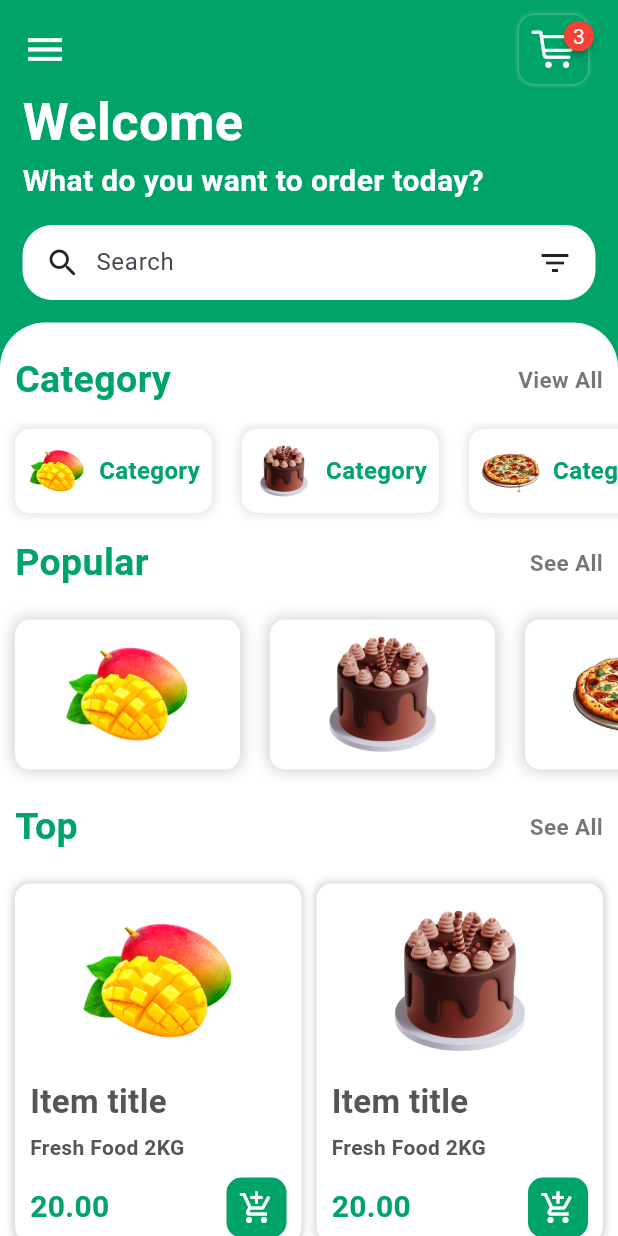
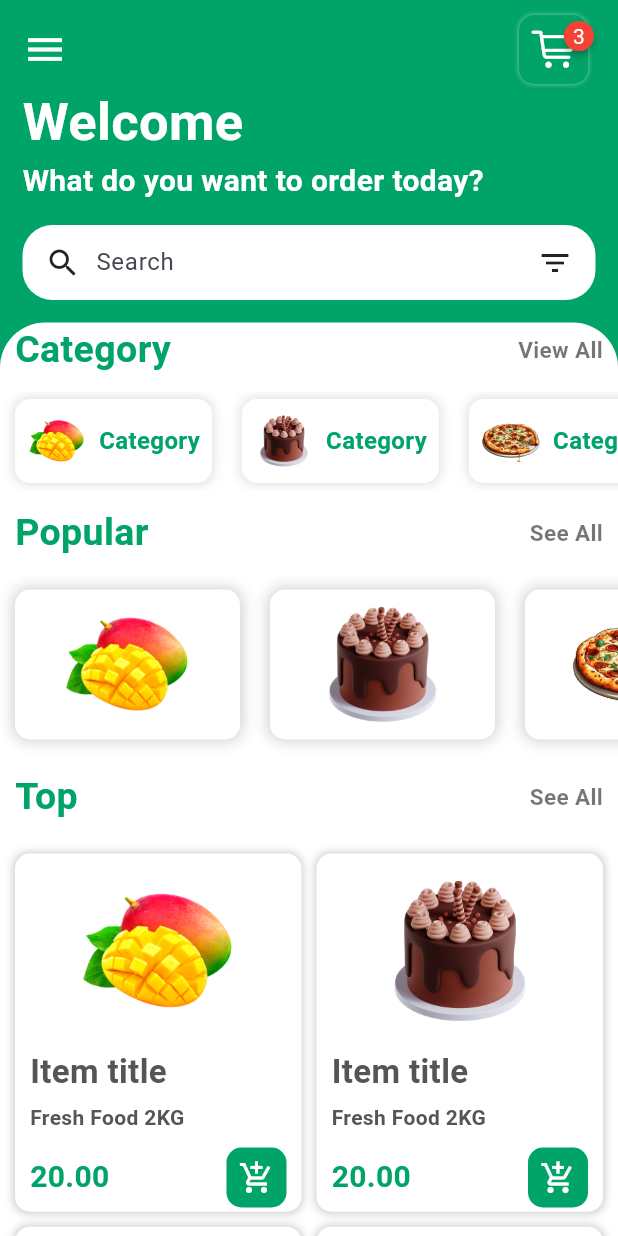
Before and after one commit to Pathum-Tharaka/Flutter-Food-app, a Flutter app: the HomePage screen opened by its route, on a phone screen of 412 x 824 dp. Run offline on Flutter 3.47's test engine with Material 3 defaults, Android fonts, the phone set to English and light mode, and no system bars; drawn by our look-alikes of badges; our stand-ins replace sliding_sheet2.

Commit message:
Update HomePage.dart

```diff
--- a/foodapp/lib/Pages/HomePage.dart
+++ b/foodapp/lib/Pages/HomePage.dart
@@ -120,7 +120,7 @@ class HomePage extends StatelessWidget {
                   ])),
               //products widget
               Container(
-                  padding: const EdgeInsets.only(top: 20),
+                  padding: const EdgeInsets.only(top: 0),
                   decoration: const BoxDecoration(
                     color: Colors.white,
                     borderRadius: BorderRadius.only(
```
